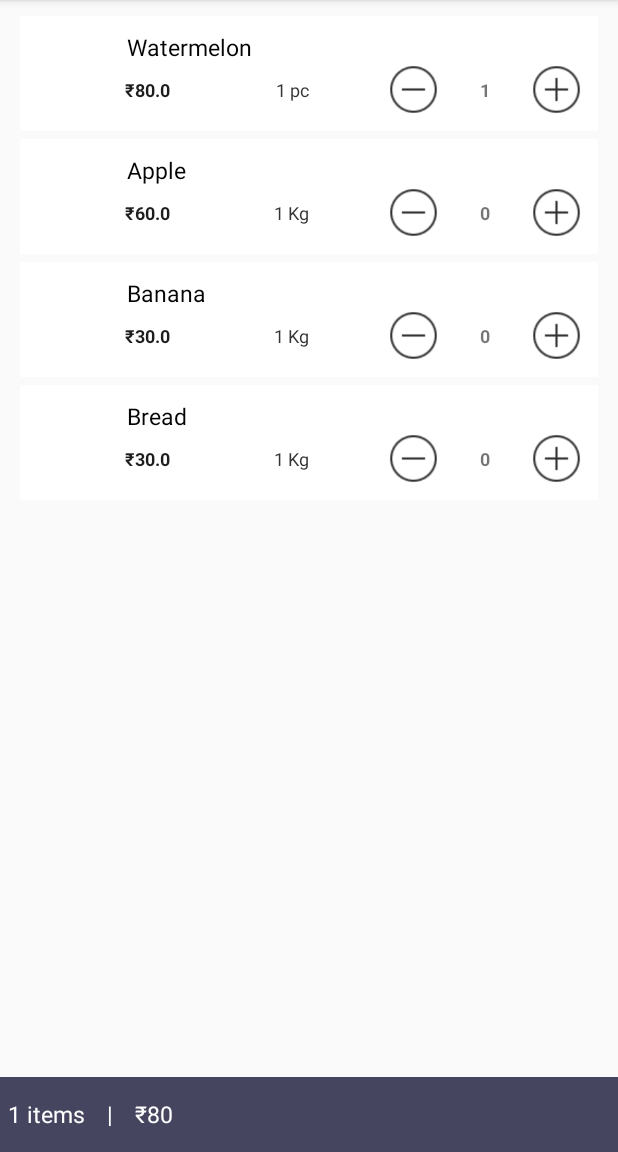
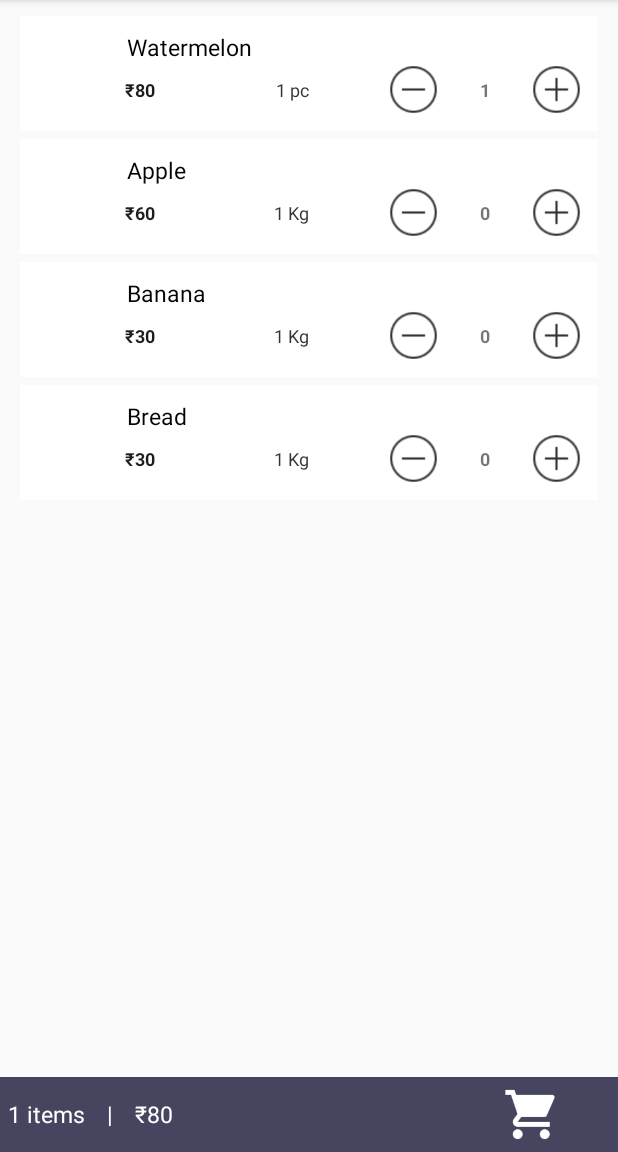
Before and after one commit to mridah/sample-grocery-app, an Android app: the screen it shows after launch (MainActivity), after a tap on an icon or button, on a phone screen of 412 x 824 dp, the part 84-1236 px from its top. Run offline under Robolectric (Android 15) with nearby library versions, the light colour scheme and no system bars; 1 statement that could not run was skipped.

Commit message:
Display int price + add cart symbol in price bar

```diff
--- a/app/src/main/java/com/mridulahuja/groceryapp/adapters/GroceryAdapter.java
+++ b/app/src/main/java/com/mridulahuja/groceryapp/adapters/GroceryAdapter.java
@@ -109,7 +109,7 @@ public class GroceryAdapter extends RecyclerView.Adapter<GroceryAdapter.MyViewHo
     public void onBindViewHolder(final MyViewHolder holder, int position) {
         final Grocery grocery = groceryList.get(position);
         holder.txtItemName.setText(grocery.getItemName());
-        String price = "\u20B9" + grocery.getPrice();
+        String price = "\u20B9" + Math.round(grocery.getPrice());
         holder.txtPrice.setText(price);
         holder.txtUnit.setText(grocery.getUnit()+"          ");
 
--- a/app/src/main/res/layout/activity_main.xml
+++ b/app/src/main/res/layout/activity_main.xml
@@ -89,6 +89,26 @@
             android:text="₹50" />
 
 
+        <ImageView
+            android:id="@+id/imgCart"
+            android:src="@drawable/cart_white"
+            android:layout_width="wrap_content"
+            android:layout_height="match_parent"
+            android:layout_alignParentTop="true"
+            android:layout_alignParentBottom="true"
+            android:layout_centerHorizontal="true"
+            android:layout_centerVertical="true"
+            android:layout_alignParentRight="true"
+            android:layout_alignParentEnd="true"
+            android:layout_marginEnd="5dp"
+            android:gravity="center"
+            android:padding="5sp"
+            android:layout_marginTop="0dp"
+            android:textColor="#ffffff"
+            android:textSize="15sp"
+            android:layout_marginRight="0dp"/>
+
+
     </RelativeLayout>
 
 </android.support.constraint.ConstraintLayout>
```
Also changed, not shown: app/src/main/res/drawable/cart_white.png.
